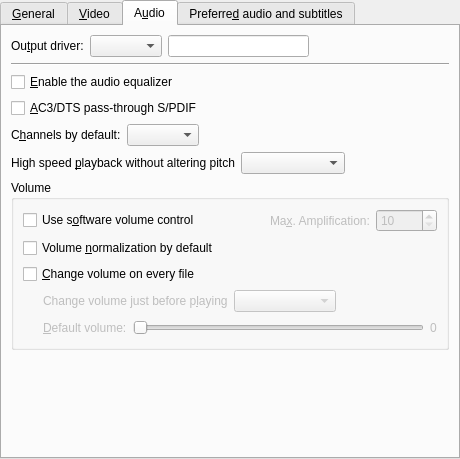
Old version of the form src/prefgeneral.ui in the repository wilbert2000/wzplayer.
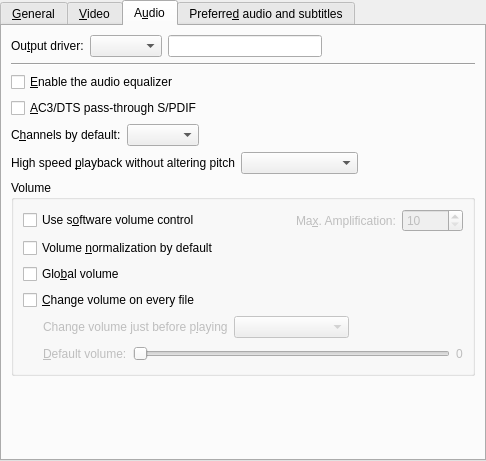
New version of the form. The open tabs and pages were chosen to show the change. Custom widgets are drawn as their Qt base class.

Commit message: (Experimental) Added the new option "Global volume" (Preferences -> General -> Audio). If the option is checked, the volume and mute are global options. If not checked, the volume and mute options are independent for each file. Known issues: the default value is 50, it doesn't honor the "default volume" setting. On the other hand, the option "change volume before playing" is honored even if that option is shown disabled when the "global volume" is checked.

What changed in the file:
```diff
--- a/src/prefgeneral.ui
+++ b/src/prefgeneral.ui
@@ -5,8 +5,8 @@
    <rect>
     <x>0</x>
     <y>0</y>
-    <width>460</width>
-    <height>459</height>
+    <width>486</width>
+    <height>461</height>
    </rect>
   </property>
   <layout class="QVBoxLayout" >
@@ -707,21 +707,6 @@
           <string>Volume</string>
          </property>
          <layout class="QVBoxLayout" >
-          <property name="spacing" >
-           <number>6</number>
-          </property>
-          <property name="leftMargin" >
-           <number>9</number>
-          </property>
-          <property name="topMargin" >
-           <number>9</number>
-          </property>
-          <property name="rightMargin" >
-           <number>9</number>
-          </property>
-          <property name="bottomMargin" >
-           <number>9</number>
-          </property>
           <item>
            <layout class="QHBoxLayout" >
             <property name="spacing" >
@@ -798,6 +783,28 @@
            </widget>
           </item>
           <item>
+           <widget class="QCheckBox" name="global_volume_check" >
+            <property name="text" >
+             <string>Glo&amp;bal volume</string>
+            </property>
+           </widget>
+          </item>
+          <item>
+           <widget class="QWidget" native="1" name="change_volume_container" >
+            <layout class="QVBoxLayout" >
+             <property name="leftMargin" >
+              <number>0</number>
+             </property>
+             <property name="topMargin" >
+              <number>0</number>
+             </property>
+             <property name="rightMargin" >
+              <number>0</number>
+             </property>
+             <property name="bottomMargin" >
+              <number>0</number>
+             </property>
+             <item>
            <widget class="QCheckBox" name="change_volume_check" >
             <property name="text" >
              <string>&amp;Change volume on every file</string>
@@ -955,6 +962,9 @@
          </layout>
         </widget>
        </item>
+         </layout>
+        </widget>
+       </item>
        <item>
         <spacer>
          <property name="orientation" >
@@ -965,8 +975,8 @@
          </property>
          <property name="sizeHint" >
           <size>
-           <width>438</width>
-           <height>41</height>
+           <width>464</width>
+           <height>21</height>
           </size>
          </property>
         </spacer>
```
Left out of the diff: 17 changed lines with no effect on the pictures. Lines whose indentation alone changed are shown as unchanged. The commit also changes 7 other files.
